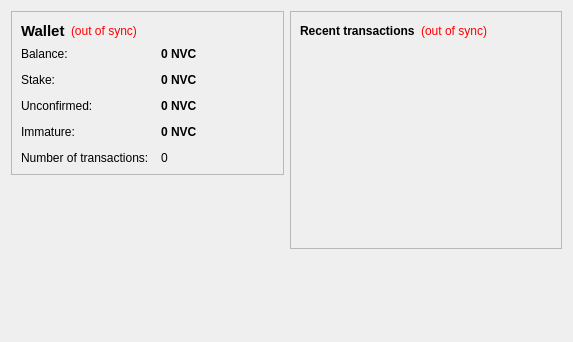
This is src/qt/forms/overviewpage.ui in TrezarCoin/TrezarCoin as Qt 5 draws it before an edit. The edited form follows.
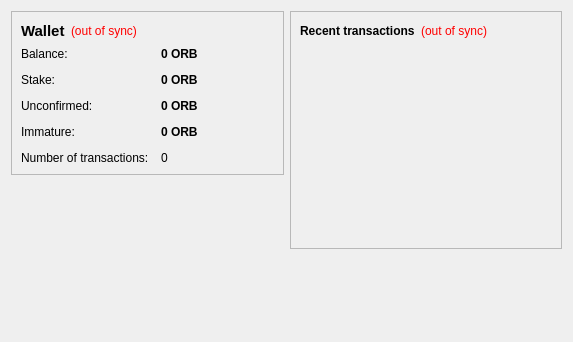
This is the edited form. Icons and pictures are not drawn.

Commit message: Qt Forms Updated

What changed in the file:
```diff
--- a/src/qt/forms/overviewpage.ui
+++ b/src/qt/forms/overviewpage.ui
@@ -105,7 +105,7 @@
              <string>Your current balance</string>
             </property>
             <property name="text">
-             <string notr="true">0 NVC</string>
+             <string notr="true">0 ORB</string>
             </property>
             <property name="textInteractionFlags">
              <set>Qt::LinksAccessibleByMouse|Qt::TextSelectableByKeyboard|Qt::TextSelectableByMouse</set>
@@ -134,7 +134,7 @@
              <string>Total of coins that was staked, and do not yet count toward the current balance</string>
             </property>
             <property name="text">
-             <string notr="true">0 NVC</string>
+             <string notr="true">0 ORB</string>
             </property>
             <property name="textInteractionFlags">
              <set>Qt::LinksAccessibleByMouse|Qt::TextSelectableByKeyboard|Qt::TextSelectableByMouse</set>
@@ -163,7 +163,7 @@
              <string>Total of transactions that have yet to be confirmed, and do not yet count toward the current balance</string>
             </property>
             <property name="text">
-             <string notr="true">0 NVC</string>
+             <string notr="true">0 ORB</string>
             </property>
             <property name="textInteractionFlags">
              <set>Qt::LinksAccessibleByMouse|Qt::TextSelectableByKeyboard|Qt::TextSelectableByMouse</set>
@@ -189,7 +189,7 @@
              <string>Mined balance that has not yet matured</string>
             </property>
             <property name="text">
-             <string notr="true">0 NVC</string>
+             <string notr="true">0 ORB</string>
             </property>
             <property name="textInteractionFlags">
              <set>Qt::LinksAccessibleByMouse|Qt::TextSelectableByKeyboard|Qt::TextSelectableByMouse</set>
```
Left out of the diff: 19 changed lines with no effect on the pictures. The commit also changes 4 other files.
